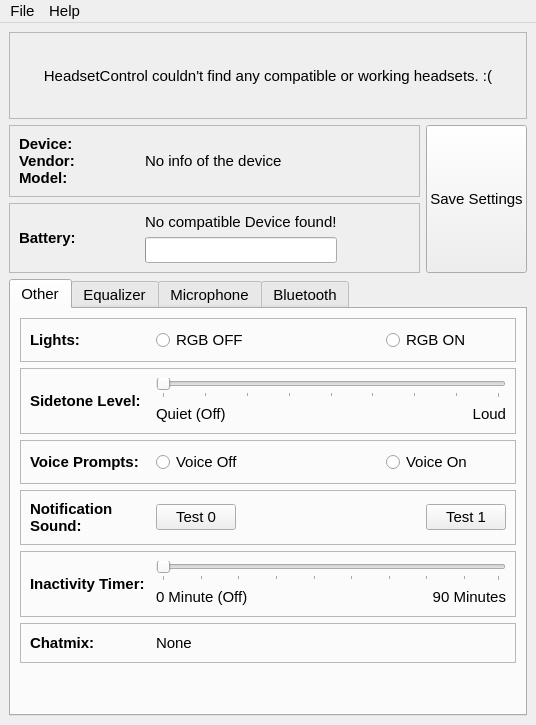
Qt form mainwindow.ui (LeoKlaus/HeadsetControl-GUI) before a commit.
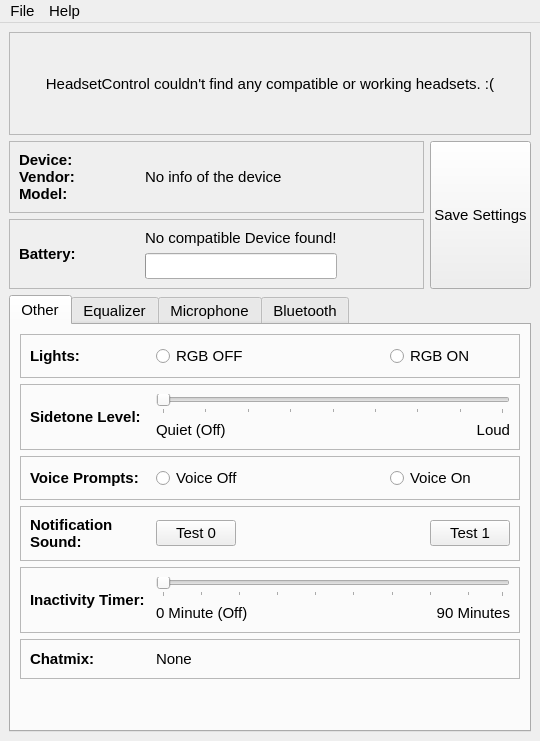
The same form after that commit. Icons and pictures are not drawn.

Patch:
```diff
--- a/mainwindow.ui
+++ b/mainwindow.ui
@@ -9,8 +9,8 @@
    <rect>
     <x>0</x>
     <y>0</y>
-    <width>536</width>
-    <height>725</height>
+    <width>540</width>
+    <height>741</height>
    </rect>
   </property>
   <property name="sizePolicy">
@@ -1699,8 +1699,8 @@
     <rect>
      <x>0</x>
      <y>0</y>
-     <width>536</width>
-     <height>25</height>
+     <width>540</width>
+     <height>33</height>
     </rect>
    </property>
    <widget class="QMenu" name="menuFile">
```
Left out of the diff: 165 changed lines with no effect on the pictures.
